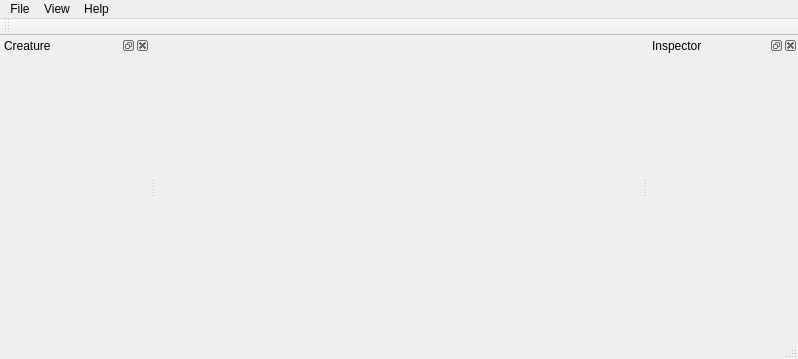
Old version of the form src/genelab/apps/genelab/creatureviewer/ui/creatureviewerwindow.ui in the repository GeneCraft/GeneCraft-Project.
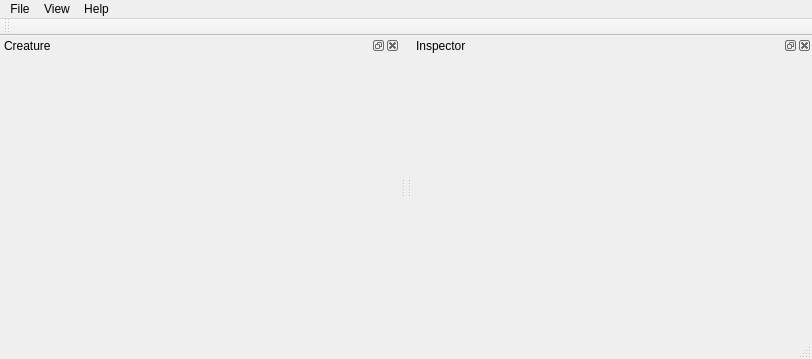
New version of the form. Icons and pictures are not drawn.

The edit to the form file:
```diff
--- a/src/genelab/apps/genelab/creatureviewer/ui/creatureviewerwindow.ui
+++ b/src/genelab/apps/genelab/creatureviewer/ui/creatureviewerwindow.ui
@@ -24,7 +24,7 @@
      <x>0</x>
      <y>0</y>
      <width>798</width>
-     <height>22</height>
+     <height>21</height>
     </rect>
    </property>
    <widget class="QMenu" name="menuFile">
@@ -84,7 +84,7 @@
   <widget class="QDockWidget" name="dwCreature">
    <property name="minimumSize">
     <size>
-     <width>150</width>
+     <width>400</width>
      <height>150</height>
     </size>
    </property>
@@ -103,7 +103,7 @@
   <widget class="QDockWidget" name="dwInspector">
    <property name="minimumSize">
     <size>
-     <width>150</width>
+     <width>400</width>
      <height>150</height>
     </size>
    </property>
```
Left out of the diff: 6 changed lines with no effect on the pictures.
